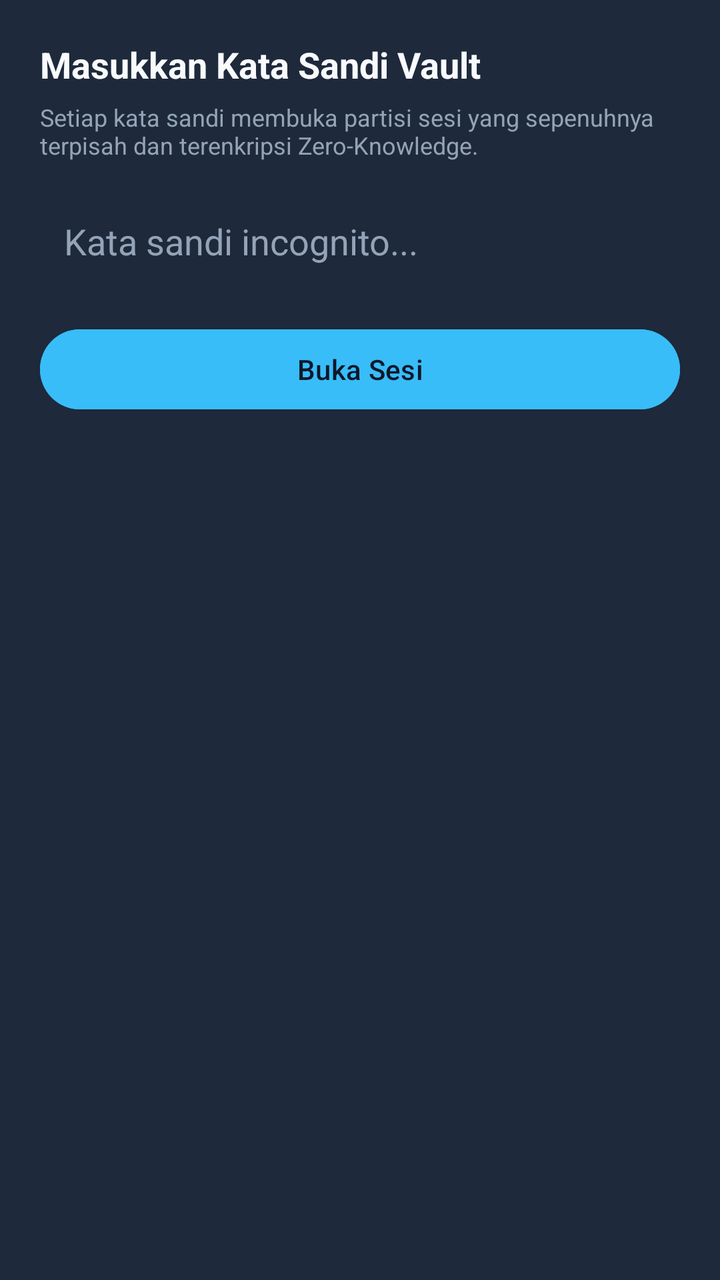
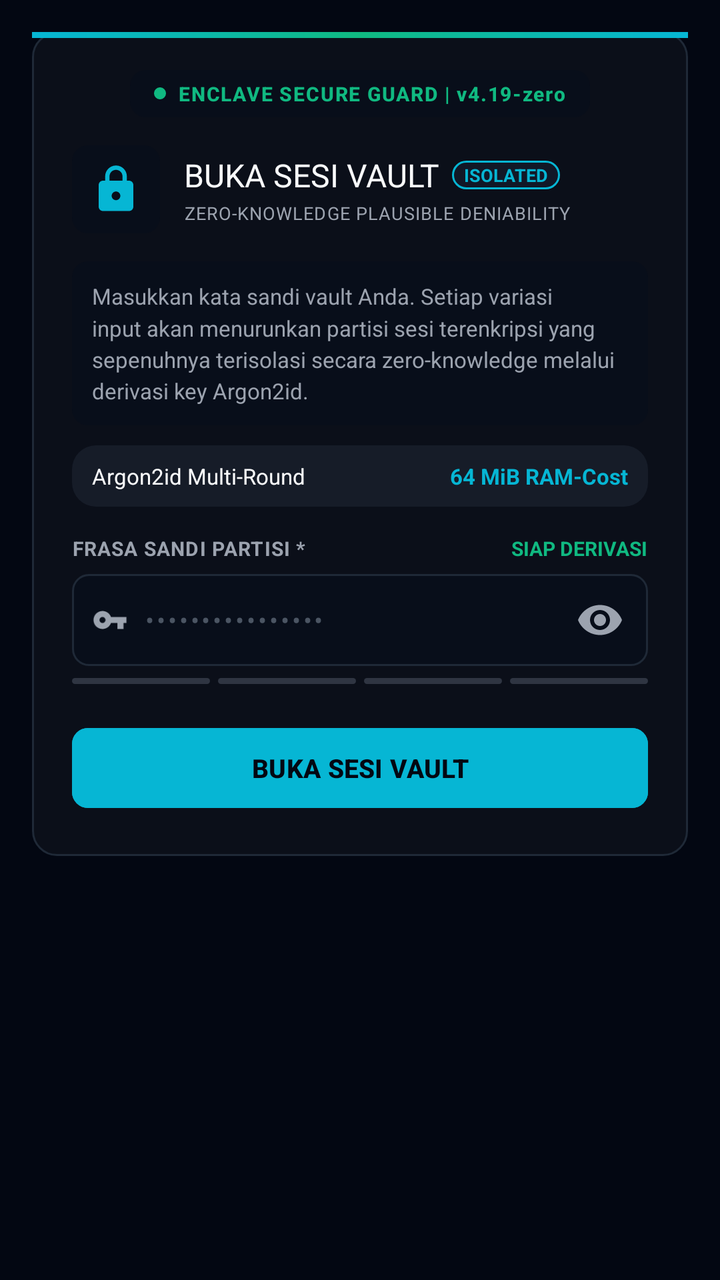

Two renders of the same Android screen: before a commit and after it. Below are the layout's source before the change and the commit's diff.
<!-- AndroidManifest.xml: application theme Theme.YourBrowser -->
<!-- res/layout/dialog_unlock_vault.xml -->
<?xml version="1.0" encoding="utf-8"?>
<LinearLayout xmlns:android="http://schemas.android.com/apk/res/android"
    android:layout_width="match_parent"
    android:layout_height="wrap_content"
    android:background="@color/surface_dark"
    android:orientation="vertical"
    android:padding="20dp">

    <TextView
        android:layout_width="wrap_content"
        android:layout_height="wrap_content"
        android:text="@string/enter_vault_password"
        android:textColor="@color/text_primary"
        android:textSize="18sp"
        android:textStyle="bold" />

    <TextView
        android:layout_width="wrap_content"
        android:layout_height="wrap_content"
        android:layout_marginTop="6dp"
        android:text="Setiap kata sandi membuka partisi sesi yang sepenuhnya terpisah dan terenkripsi Zero-Knowledge."
        android:textColor="@color/text_secondary"
        android:textSize="12sp" />

    <EditText
        android:id="@+id/etVaultPassword"
        android:layout_width="match_parent"
        android:layout_height="48dp"
        android:layout_marginTop="16dp"
        android:background="@color/primary"
        android:hint="@string/password_hint"
        android:inputType="textPassword"
        android:paddingHorizontal="12dp"
        android:textColor="@color/text_primary"
        android:textColorHint="@color/text_secondary" />

    <Button
        android:id="@+id/btnSubmitUnlock"
        android:layout_width="match_parent"
        android:layout_height="48dp"
        android:layout_marginTop="16dp"
        android:backgroundTint="@color/accent"
        android:text="@string/btn_unlock"
        android:textColor="@color/primary_dark" />

</LinearLayout>
<!-- resources referenced by this layout -->
<resources>
  <color name="accent">#38BDF8</color>
  <color name="primary">#1E293B</color>
  <color name="primary_dark">#0F172A</color>
  <color name="surface_dark">#1E293B</color>
  <color name="text_primary">#F8FAFC</color>
  <color name="text_secondary">#94A3B8</color>
  <string name="btn_unlock">Buka Sesi</string>
  <string name="enter_vault_password">Masukkan Kata Sandi Vault</string>
  <string name="password_hint">Kata sandi incognito...</string>
  <style name="Theme.YourBrowser" parent="Theme.Material3.Dark.NoActionBar">
          <item name="colorPrimary">@color/accent</item>
          <item name="android:statusBarColor">@color/primary_dark</item>
          <item name="android:navigationBarColor">@color/primary_dark</item>
          <item name="android:windowBackground">@color/background_dark</item>
      </style>
  <color name="background_dark">#0F172A</color>
</resources>

<!-- the commit's change to res/layout/dialog_unlock_vault.xml (unified diff, before → after) -->
@@ -1,46 +1,302 @@
 <?xml version="1.0" encoding="utf-8"?>
 <LinearLayout xmlns:android="http://schemas.android.com/apk/res/android"
+    xmlns:app="http://schemas.android.com/apk/res-auto"
     android:layout_width="match_parent"
     android:layout_height="wrap_content"
-    android:background="@color/surface_dark"
+    android:background="@android:color/transparent"
     android:orientation="vertical"
-    android:padding="20dp">
-
-    <TextView
-        android:layout_width="wrap_content"
+    android:padding="16dp">
+
+    
+    <LinearLayout
+        android:layout_width="match_parent"
         android:layout_height="wrap_content"
-        android:text="@string/enter_vault_password"
-        android:textColor="@color/text_primary"
-        android:textSize="18sp"
-        android:textStyle="bold" />
-
-    <TextView
-        android:layout_width="wrap_content"
-        android:layout_height="wrap_content"
-        android:layout_marginTop="6dp"
-        android:text="Setiap kata sandi membuka partisi sesi yang sepenuhnya terpisah dan terenkripsi Zero-Knowledge."
-        android:textColor="@color/text_secondary"
-        android:textSize="12sp" />
-
-    <EditText
-        android:id="@+id/etVaultPassword"
-        android:layout_width="match_parent"
-        android:layout_height="48dp"
-        android:layout_marginTop="16dp"
-        android:background="@color/primary"
-        android:hint="@string/password_hint"
-        android:inputType="textPassword"
-        android:paddingHorizontal="12dp"
-        android:textColor="@color/text_primary"
-        android:textColorHint="@color/text_secondary" />
-
-    <Button
-        android:id="@+id/btnSubmitUnlock"
-        android:layout_width="match_parent"
-        android:layout_height="48dp"
-        android:layout_marginTop="16dp"
-        android:backgroundTint="@color/accent"
-        android:text="@string/btn_unlock"
-        android:textColor="@color/primary_dark" />
-
+        android:background="@drawable/bg_card_obsidian"
+        android:orientation="vertical"
+        android:paddingBottom="20dp">
+
+        
+        <View
+            android:layout_width="match_parent"
+            android:layout_height="3dp"
+            android:background="@drawable/bg_gradient_glow_line" />
+
+        <LinearLayout
+            android:layout_width="match_parent"
+            android:layout_height="wrap_content"
+            android:orientation="vertical"
+            android:paddingHorizontal="20dp"
+            android:paddingTop="16dp">
+
+            
+            <LinearLayout
+                android:layout_width="wrap_content"
+                android:layout_height="wrap_content"
+                android:layout_gravity="center_horizontal"
+                android:layout_marginBottom="14dp"
+                android:background="@drawable/bg_card_container_lowest"
+                android:gravity="center_vertical"
+                android:orientation="horizontal"
+                android:paddingHorizontal="12dp"
+                android:paddingVertical="5dp">
+
+                <View
+                    android:layout_width="6dp"
+                    android:layout_height="6dp"
+                    android:background="@drawable/bg_entropy_bar_active" />
+
+                <TextView
+                    android:layout_width="wrap_content"
+                    android:layout_height="wrap_content"
+                    android:layout_marginStart="6dp"
+                    android:fontFamily="sans-serif-medium"
+                    android:letterSpacing="0.06"
+                    android:text="@string/enclave_secure_guard"
+                    android:textColor="@color/accent_secure"
+                    android:textSize="10sp"
+                    android:textStyle="bold" />
+            </LinearLayout>
+
+            
+            <LinearLayout
+                android:layout_width="match_parent"
+                android:layout_height="wrap_content"
+                android:gravity="center_vertical"
+                android:orientation="horizontal">
+
+                <FrameLayout
+                    android:layout_width="44dp"
+                    android:layout_height="44dp"
+                    android:background="@drawable/bg_card_container_lowest">
+
+                    <ImageView
+                        android:layout_width="26dp"
+                        android:layout_height="26dp"
+                        android:layout_gravity="center"
+                        android:contentDescription="Vault Icon"
+                        android:src="@drawable/ic_lock"
+                        app:tint="@color/accent_sniffer" />
+                </FrameLayout>
+
+                <LinearLayout
+                    android:layout_width="0dp"
+                    android:layout_height="wrap_content"
+                    android:layout_marginStart="12dp"
+                    android:layout_weight="1"
+                    android:orientation="vertical">
+
+                    <LinearLayout
+                        android:layout_width="wrap_content"
+                        android:layout_height="wrap_content"
+                        android:gravity="center_vertical"
+                        android:orientation="horizontal">
+
+                        <TextView
+                            android:layout_width="wrap_content"
+                            android:layout_height="wrap_content"
+                            android:fontFamily="sans-serif-bold"
+                            android:text="@string/enter_vault_password"
+                            android:textColor="@color/text_primary"
+                            android:textSize="16sp" />
+
+                        <TextView
+                            android:layout_width="wrap_content"
+                            android:layout_height="wrap_content"
+                            android:layout_marginStart="6dp"
+                            android:background="@drawable/bg_pill_sniffer"
+                            android:paddingHorizontal="6dp"
+                            android:paddingVertical="1dp"
+                            android:text="ISOLATED"
+                            android:textColor="@color/accent_sniffer"
+                            android:textSize="9sp"
+                            android:textStyle="bold" />
+                    </LinearLayout>
+
+                    <TextView
+                        android:layout_width="wrap_content"
+                        android:layout_height="wrap_content"
+                        android:layout_marginTop="2dp"
+                        android:letterSpacing="0.04"
+                        android:text="ZERO-KNOWLEDGE PLAUSIBLE DENIABILITY"
+                        android:textColor="@color/text_secondary"
+                        android:textSize="9sp" />
+                </LinearLayout>
+            </LinearLayout>
+
+            
+            <LinearLayout
+                android:layout_width="match_parent"
+                android:layout_height="wrap_content"
+                android:layout_marginTop="14dp"
+                android:background="@drawable/bg_card_container_lowest"
+                android:padding="10dp">
+
+                <TextView
+                    android:layout_width="match_parent"
+                    android:layout_height="wrap_content"
+                    android:lineSpacingMultiplier="1.2"
+                    android:text="@string/zero_knowledge_desc"
+                    android:textColor="@color/text_secondary"
+                    android:textSize="11sp" />
+            </LinearLayout>
+
+            
+            <LinearLayout
+                android:layout_width="match_parent"
+                android:layout_height="wrap_content"
+                android:layout_marginTop="10dp"
+                android:background="@drawable/bg_card_container_low"
+                android:gravity="center_vertical"
+                android:orientation="horizontal"
+                android:paddingHorizontal="10dp"
+                android:paddingVertical="8dp">
+
+                <TextView
+                    android:layout_width="0dp"
+                    android:layout_height="wrap_content"
+                    android:layout_weight="1"
+                    android:text="Argon2id Multi-Round"
+                    android:textColor="@color/text_primary"
+                    android:textSize="11sp" />
+
+                <TextView
+                    android:layout_width="wrap_content"
+                    android:layout_height="wrap_content"
+                    android:text="64 MiB RAM-Cost"
+                    android:textColor="@color/accent_sniffer"
+                    android:textSize="11sp"
+                    android:textStyle="bold" />
+            </LinearLayout>
+
+            
+            <LinearLayout
+                android:layout_width="match_parent"
+                android:layout_height="wrap_content"
+                android:layout_marginTop="14dp"
+                android:orientation="vertical">
+
+                <LinearLayout
+                    android:layout_width="match_parent"
+                    android:layout_height="wrap_content"
+                    android:gravity="center_vertical"
+                    android:orientation="horizontal">
+
+                    <TextView
+                        android:layout_width="0dp"
+                        android:layout_height="wrap_content"
+                        android:layout_weight="1"
+                        android:letterSpacing="0.04"
+                        android:text="FRASA SANDI PARTISI *"
+                        android:textColor="@color/text_secondary"
+                        android:textSize="10sp"
+                        android:textStyle="bold" />
+
+                    <TextView
+                        android:id="@+id/tvEntropyStatus"
+                        android:layout_width="wrap_content"
+                        android:layout_height="wrap_content"
+                        android:text="SIAP DERIVASI"
+                        android:textColor="@color/accent_secure"
+                        android:textSize="10sp"
+                        android:textStyle="bold" />
+                </LinearLayout>
+
+                
+                <LinearLayout
+                    android:layout_width="match_parent"
+                    android:layout_height="46dp"
+                    android:layout_marginTop="6dp"
+                    android:background="@drawable/bg_omnibox"
+                    android:gravity="center_vertical"
+                    android:orientation="horizontal"
+                    android:paddingHorizontal="10dp">
+
+                    <ImageView
+                        android:layout_width="18dp"
+                        android:layout_height="18dp"
+                        android:contentDescription="Key"
+                        android:src="@drawable/ic_vpn_key"
+                        app:tint="@color/text_secondary" />
+
+                    <EditText
+                        android:id="@+id/etVaultPassword"
+                        android:layout_width="0dp"
+                        android:layout_height="match_parent"
+                        android:layout_marginStart="8dp"
+                        android:layout_weight="1"
+                        android:background="@null"
+                        android:hint="@string/password_hint"
+                        android:inputType="textPassword"
+                        android:letterSpacing="0.1"
+                        android:textColor="@color/text_primary"
+                        android:textColorHint="@color/text_disabled"
+                        android:textSize="13sp" />
+
+                    <ImageButton
+                        android:id="@+id/btnTogglePassword"
+                        android:layout_width="28dp"
+                        android:layout_height="28dp"
+                        android:background="?attr/selectableItemBackgroundBorderless"
+                        android:contentDescription="Toggle Password"
+                        android:padding="4dp"
+                        android:src="@drawable/ic_visibility"
+                        app:tint="@color/text_secondary" />
+                </LinearLayout>
+
+                
+                <LinearLayout
+                    android:layout_width="match_parent"
+                    android:layout_height="3dp"
+                    android:layout_marginTop="6dp"
+                    android:orientation="horizontal">
+
+                    <View
+                        android:id="@+id/barEntropy1"
+                        android:layout_width="0dp"
+                        android:layout_height="match_parent"
+                        android:layout_weight="1"
+                        android:background="@drawable/bg_entropy_bar_inactive" />
+
+                    <View
+                        android:id="@+id/barEntropy2"
+                        android:layout_width="0dp"
+                        android:layout_height="match_parent"
+                        android:layout_marginStart="4dp"
+                        android:layout_weight="1"
+                        android:background="@drawable/bg_entropy_bar_inactive" />
+
+                    <View
+                        android:id="@+id/barEntropy3"
+                        android:layout_width="0dp"
+                        android:layout_height="match_parent"
+                        android:layout_marginStart="4dp"
+                        android:layout_weight="1"
+                        android:background="@drawable/bg_entropy_bar_inactive" />
+
+                    <View
+                        android:id="@+id/barEntropy4"
+                        android:layout_width="0dp"
+                        android:layout_height="match_parent"
+                        android:layout_marginStart="4dp"
+                        android:layout_weight="1"
+                        android:background="@drawable/bg_entropy_bar_inactive" />
+                </LinearLayout>
+            </LinearLayout>
+
+            
+            <Button
+                android:id="@+id/btnSubmitUnlock"
+                android:layout_width="match_parent"
+                android:layout_height="48dp"
+                android:layout_marginTop="18dp"
+                android:backgroundTint="@color/accent_sniffer"
+                android:fontFamily="sans-serif-medium"
+                android:text="@string/btn_unlock"
+                android:textColor="@color/surface_ground"
+                android:textSize="13sp"
+                android:textStyle="bold"
+                app:cornerRadius="8dp" />
+
+        </LinearLayout>
+    </LinearLayout>
 </LinearLayout>
<!-- resource entries referenced after the edit -->
@@ -1,20 +1,144 @@
 <!-- resources referenced by this layout -->
 <resources>
-  <color name="accent">#38BDF8</color>
-  <color name="primary">#1E293B</color>
-  <color name="primary_dark">#0F172A</color>
-  <color name="surface_dark">#1E293B</color>
-  <color name="text_primary">#F8FAFC</color>
-  <color name="text_secondary">#94A3B8</color>
-  <string name="btn_unlock">Buka Sesi</string>
-  <string name="enter_vault_password">Masukkan Kata Sandi Vault</string>
-  <string name="password_hint">Kata sandi incognito...</string>
+  <color name="accent_secure">#10B981</color>
+  <color name="accent_sniffer">#06B6D4</color>
+  <color name="surface_ground">#030712</color>
+  <color name="text_disabled">#4B5563</color>
+  <color name="text_primary">#F9FAFB</color>
+  <color name="text_secondary">#9CA3AF</color>
+  <!-- drawable bg_card_container_low (drawable) -->
+  <?xml version="1.0" encoding="utf-8"?>
+  <shape xmlns:android="http://schemas.android.com/apk/res/android"
+      android:shape="rectangle">
+      <solid android:color="@color/surface_container_low" />
+      <corners android:radius="12dp" />
+  </shape>
+  <!-- drawable bg_card_container_lowest (drawable) -->
+  <?xml version="1.0" encoding="utf-8"?>
+  <shape xmlns:android="http://schemas.android.com/apk/res/android"
+      android:shape="rectangle">
+      <solid android:color="@color/surface_container_lowest" />
+      <corners android:radius="8dp" />
+  </shape>
+  <!-- drawable bg_card_obsidian (drawable) -->
+  <?xml version="1.0" encoding="utf-8"?>
+  <shape xmlns:android="http://schemas.android.com/apk/res/android"
+      android:shape="rectangle">
+      <solid android:color="@color/surface_card" />
+      <corners android:radius="12dp" />
+      <stroke
+          android:width="1dp"
+          android:color="@color/surface_border" />
+  </shape>
+  <!-- drawable bg_entropy_bar_active (drawable) -->
+  <?xml version="1.0" encoding="utf-8"?>
+  <shape xmlns:android="http://schemas.android.com/apk/res/android"
+      android:shape="rectangle">
+      <corners android:radius="9999dp" />
+      <solid android:color="@color/accent_secure" />
+  </shape>
+  <!-- drawable bg_entropy_bar_inactive (drawable) -->
+  <?xml version="1.0" encoding="utf-8"?>
+  <shape xmlns:android="http://schemas.android.com/apk/res/android"
+      android:shape="rectangle">
+      <corners android:radius="9999dp" />
+      <solid android:color="@color/surface_container_highest" />
+  </shape>
+  <!-- drawable bg_gradient_glow_line (drawable) -->
+  <?xml version="1.0" encoding="utf-8"?>
+  <shape xmlns:android="http://schemas.android.com/apk/res/android"
+      android:shape="rectangle">
+      <gradient
+          android:angle="0"
+          android:centerColor="@color/accent_secure"
+          android:endColor="@color/accent_sniffer"
+          android:startColor="@color/accent_sniffer"
+          android:type="linear" />
+  </shape>
+  <!-- drawable bg_omnibox (drawable) -->
+  <?xml version="1.0" encoding="utf-8"?>
+  <shape xmlns:android="http://schemas.android.com/apk/res/android"
+      android:shape="rectangle">
+      <solid android:color="@color/surface_container_lowest" />
+      <corners android:radius="8dp" />
+      <stroke
+          android:width="1dp"
+          android:color="@color/surface_border" />
+  </shape>
+  <!-- drawable bg_pill_sniffer (drawable) -->
+  <?xml version="1.0" encoding="utf-8"?>
+  <shape xmlns:android="http://schemas.android.com/apk/res/android"
+      android:shape="rectangle">
+      <corners android:radius="9999dp" />
+      <solid android:color="@color/surface_overlay" />
+      <stroke
+          android:width="1dp"
+          android:color="@color/accent_sniffer" />
+  </shape>
+  <!-- drawable ic_lock (drawable) -->
+  <vector xmlns:android="http://schemas.android.com/apk/res/android"
+      android:width="24dp"
+      android:height="24dp"
+      android:viewportWidth="24"
+      android:viewportHeight="24">
+      <path
+          android:fillColor="@color/text_primary"
+          android:pathData="M18,8h-1V6c0,-2.76 -2.24,-5 -5,-5S7,3.24 7,6v2H6c-1.1,0 -2,0.9 -2,2v10c0,1.1 0.9,2 2,2h12c1.1,0 2,-0.9 2,-2V10C20,8.9 19.1,8 18,8zM12,17c-1.1,0 -2,-0.9 -2,-2s0.9,-2 2,-2s2,0.9 2,2S13.1,17 12,17zM9,8V6c0,-1.66 1.34,-3 3,-3s3,1.34 3,3v2H9z"/>
+  </vector>
+  <!-- drawable ic_visibility (drawable) -->
+  <vector xmlns:android="http://schemas.android.com/apk/res/android"
+      android:width="24dp"
+      android:height="24dp"
+      android:viewportWidth="24"
+      android:viewportHeight="24">
+      <path
+          android:fillColor="@color/text_secondary"
+          android:pathData="M12,4.5C7,4.5 2.73,7.61 1,12c1.73,4.39 6,7.5 11,7.5s9.27,-3.11 11,-7.5c-1.73,-4.39 -6,-7.5 -11,-7.5zM12,17c-2.76,0 -5,-2.24 -5,-5s2.24,-5 5,-5s5,2.24 5,5s-2.24,5 -5,5zM12,9c-1.66,0 -3,1.34 -3,3s1.34,3 3,3s3,-1.34 3,-3s-1.34,-3 -3,-3z"/>
+  </vector>
+  <!-- drawable ic_vpn_key (drawable) -->
+  <vector xmlns:android="http://schemas.android.com/apk/res/android"
+      android:width="24dp"
+      android:height="24dp"
+      android:viewportWidth="24"
+      android:viewportHeight="24">
+      <path
+          android:fillColor="@color/text_primary"
+          android:pathData="M12.65,10C11.83,7.67 9.61,6 7,6c-3.31,0 -6,2.69 -6,6s2.69,6 6,6c2.61,0 4.83,-1.67 5.65,-4H17v4h4v-4h2v-4H12.65zM7,14c-1.1,0 -2,-0.9 -2,-2s0.9,-2 2,-2s2,0.9 2,2S8.1,14 7,14z"/>
+  </vector>
+  <string name="btn_unlock">BUKA SESI VAULT</string>
+  <string name="enclave_secure_guard">ENCLAVE SECURE GUARD | v4.19-zero</string>
+  <string name="enter_vault_password">BUKA SESI VAULT</string>
+  <string name="password_hint">••••••••••••••••</string>
+  <string name="zero_knowledge_desc">Masukkan kata sandi vault Anda. Setiap variasi input akan menurunkan partisi sesi terenkripsi yang sepenuhnya terisolasi secara zero-knowledge melalui derivasi key Argon2id.</string>
   <style name="Theme.YourBrowser" parent="Theme.Material3.Dark.NoActionBar">
-          <item name="colorPrimary">@color/accent</item>
-          <item name="android:statusBarColor">@color/primary_dark</item>
-          <item name="android:navigationBarColor">@color/primary_dark</item>
-          <item name="android:windowBackground">@color/background_dark</item>
+          <item name="colorPrimary">@color/accent_sniffer</item>
+          <item name="colorSecondary">@color/accent_secure</item>
+          <item name="colorError">@color/accent_panic</item>
+          <item name="colorSurface">@color/surface_card</item>
+          <item name="android:statusBarColor">@color/surface_card</item>
+          <item name="android:navigationBarColor">@color/surface_card</item>
+          <item name="android:windowBackground">@color/surface_ground</item>
+          <item name="bottomSheetDialogTheme">@style/Theme.YourBrowser.BottomSheetDialog</item>
       </style>
-  <color name="background_dark">#0F172A</color>
+  <color name="surface_container_low">#161C28</color>
+  <color name="surface_container_lowest">#080E1A</color>
+  <color name="surface_card">#0B0F19</color>
+  <color name="surface_border">#1F2937</color>
+  <color name="surface_container_highest">#2F3542</color>
+  <color name="surface_overlay">#111827</color>
+  <color name="accent_panic">#EF4444</color>
+  <style name="Theme.YourBrowser.BottomSheetDialog" parent="ThemeOverlay.Material3.BottomSheetDialog">
+          <item name="bottomSheetStyle">@style/Theme.YourBrowser.BottomSheetModal</item>
+      </style>
+  <style name="Theme.YourBrowser.BottomSheetModal" parent="Widget.Material3.BottomSheet.Modal">
+          <item name="backgroundTint">@color/surface_card</item>
+          <item name="shapeAppearance">@style/ShapeAppearance.YourBrowser.LargeComponent</item>
+      </style>
+  <style name="ShapeAppearance.YourBrowser.LargeComponent" parent="ShapeAppearance.Material3.LargeComponent">
+          <item name="cornerSizeTopLeft">20dp</item>
+          <item name="cornerSizeTopRight">20dp</item>
+          <item name="cornerSizeBottomLeft">0dp</item>
+          <item name="cornerSizeBottomRight">0dp</item>
+      </style>
 </resources>
 
